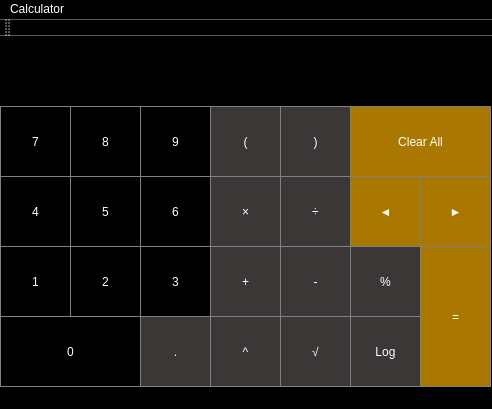
Above: SummerWar/mainwindow.ui from SirRS/StudentCPP before the change. Below: the same form after it.
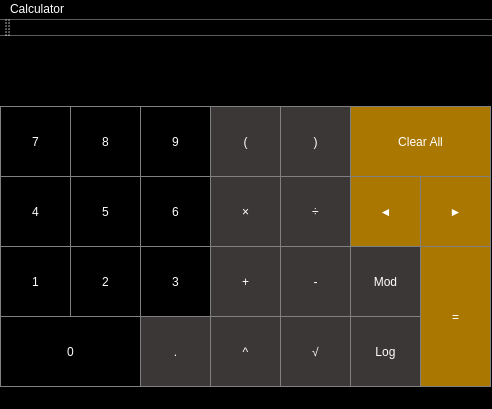
That is the form after the change.

Patch:
```diff
--- a/SummerWar/mainwindow.ui
+++ b/SummerWar/mainwindow.ui
@@ -491,7 +491,7 @@
 }</string>
     </property>
     <property name="text">
-     <string>%</string>
+     <string>Mod</string>
     </property>
    </widget>
    <widget class="QPushButton" name="pushButton_sqrt">
```
